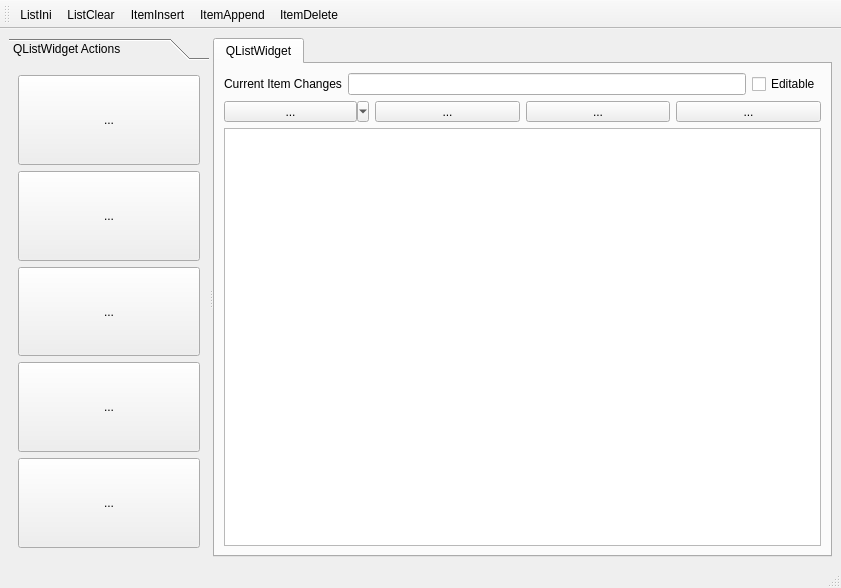
This is samp4_7/mainwindow.ui in YtxCash/Qt5.9-Cpp-Development-Guide as Qt 5 draws it before an edit. The edited form follows.
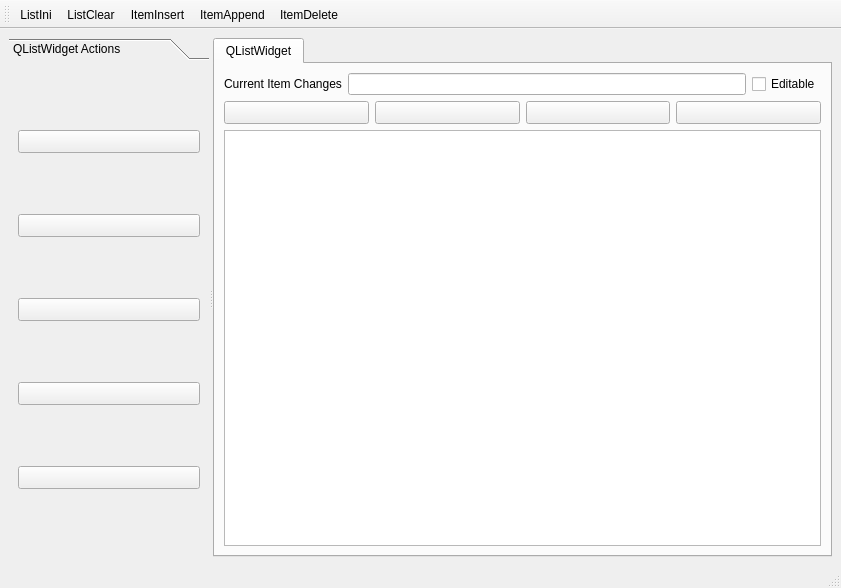
This is the edited form.

```diff
--- a/samp4_7/mainwindow.ui
+++ b/samp4_7/mainwindow.ui
@@ -70,65 +70,65 @@
          <item row="0" column="0">
           <widget class="QToolButton" name="tBtnIni">
            <property name="sizePolicy">
-            <sizepolicy hsizetype="Preferred" vsizetype="Preferred">
+            <sizepolicy hsizetype="Preferred" vsizetype="Fixed">
              <horstretch>0</horstretch>
              <verstretch>0</verstretch>
             </sizepolicy>
            </property>
            <property name="text">
-            <string>...</string>
+            <string/>
            </property>
           </widget>
          </item>
          <item row="1" column="0">
           <widget class="QToolButton" name="tBtnClear">
            <property name="sizePolicy">
-            <sizepolicy hsizetype="Preferred" vsizetype="Preferred">
+            <sizepolicy hsizetype="Preferred" vsizetype="Fixed">
              <horstretch>0</horstretch>
              <verstretch>0</verstretch>
             </sizepolicy>
            </property>
            <property name="text">
-            <string>...</string>
+            <string/>
            </property>
           </widget>
          </item>
          <item row="2" column="0">
           <widget class="QToolButton" name="tBtnItemInsert">
            <property name="sizePolicy">
-            <sizepolicy hsizetype="Preferred" vsizetype="Preferred">
+            <sizepolicy hsizetype="Preferred" vsizetype="Fixed">
              <horstretch>0</horstretch>
              <verstretch>0</verstretch>
             </sizepolicy>
            </property>
            <property name="text">
-            <string>...</string>
+            <string/>
            </property>
           </widget>
          </item>
          <item row="3" column="0">
           <widget class="QToolButton" name="tBtnItemAppend">
            <property name="sizePolicy">
-            <sizepolicy hsizetype="Preferred" vsizetype="Preferred">
+            <sizepolicy hsizetype="Preferred" vsizetype="Fixed">
              <horstretch>0</horstretch>
              <verstretch>0</verstretch>
             </sizepolicy>
            </property>
            <property name="text">
-            <string>...</string>
+            <string/>
            </property>
           </widget>
          </item>
          <item row="4" column="0">
           <widget class="QToolButton" name="tBtnItemDelete">
            <property name="sizePolicy">
-            <sizepolicy hsizetype="Preferred" vsizetype="Preferred">
+            <sizepolicy hsizetype="Preferred" vsizetype="Fixed">
              <horstretch>0</horstretch>
              <verstretch>0</verstretch>
             </sizepolicy>
            </property>
            <property name="text">
-            <string>...</string>
+            <string/>
            </property>
           </widget>
          </item>
@@ -175,12 +175,6 @@
                <verstretch>0</verstretch>
               </sizepolicy>
              </property>
-             <property name="text">
-              <string>...</string>
-             </property>
-             <property name="popupMode">
-              <enum>QToolButton::MenuButtonPopup</enum>
-             </property>
             </widget>
            </item>
            <item>
@@ -192,7 +186,7 @@
               </sizepolicy>
              </property>
              <property name="text">
-              <string>...</string>
+              <string/>
              </property>
             </widget>
            </item>
@@ -205,7 +199,7 @@
               </sizepolicy>
              </property>
              <property name="text">
-              <string>...</string>
+              <string/>
              </property>
             </widget>
            </item>
@@ -218,7 +212,7 @@
               </sizepolicy>
              </property>
              <property name="text">
-              <string>...</string>
+              <string/>
              </property>
             </widget>
            </item>
```
Left out of the diff: 3 changed lines with no effect on the pictures.
